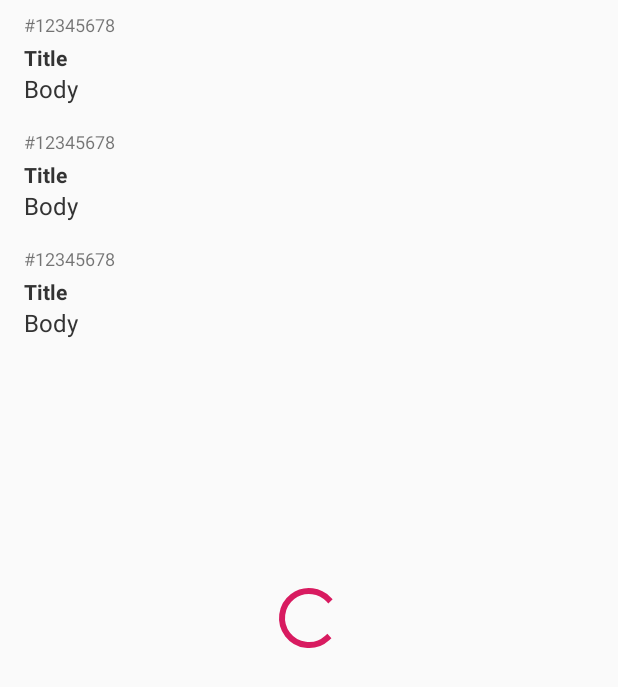
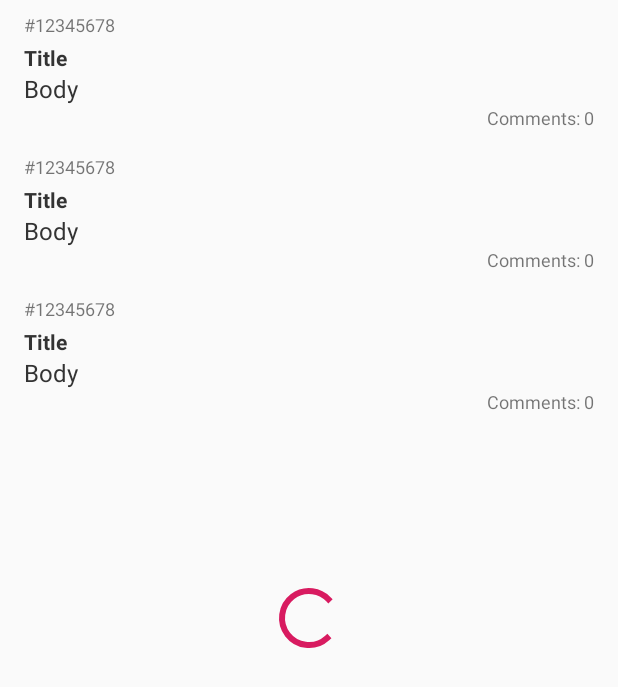
Before and after one commit to vitoksmile/RepositoryWithCoroutines, an Android app: the layout activity_posts.xml on its own in the app's theme, with its tools: preview values and no code run, on a phone screen of 412 x 824 dp. Shown: the top 687 px of the screen. Run offline under Robolectric (Android 15) with nearby library versions, the phone set to English and light mode, and no system bars.

Commit message:
* added comments to post

```diff
--- a/app/src/main/java/com/vitoksmile/sample/coroutines/repository/data/db/PostDbData.kt
+++ b/app/src/main/java/com/vitoksmile/sample/coroutines/repository/data/db/PostDbData.kt
@@ -17,14 +17,14 @@ class PostDbData : DataSource<Post> {
         val result = mutableListOf<Post>()
 
         for (i in 0 until 10) {
-            result.add(fakePost())
+            result.add(fakePost(i + 1))
         }
 
         CompletableDeferred(result)
     }
 
-    private fun fakePost() = Post(
-        id = Math.abs(Random.nextInt()),
+    private fun fakePost(id: Int) = Post(
+        id = id,
         userId = Math.abs(Random.nextInt()),
         title = "DB: ${randomString(10)}",
         body = randomString(30)
--- a/app/src/main/java/com/vitoksmile/sample/coroutines/repository/ui/posts/PostsAdapter.kt
+++ b/app/src/main/java/com/vitoksmile/sample/coroutines/repository/ui/posts/PostsAdapter.kt
@@ -35,12 +35,14 @@ class PostsAdapter : RecyclerView.Adapter<PostsAdapter.ViewHolder>() {
         private val tvId = view.tvId
         private val tvTitle = view.tvTitle
         private val tvBody = view.tvBody
+        private val tvCommentsCount = view.tvCommentsCount
 
         fun bind(post: Post) {
             with(post) {
                 tvId.text = "ID #$id"
                 tvTitle.text = title
                 tvBody.text = body
+                tvCommentsCount.text = "Comments: ${comments.size}"
             }
         }
     }
--- a/app/src/main/res/layout/activity_posts.xml
+++ b/app/src/main/res/layout/activity_posts.xml
@@ -8,6 +8,8 @@
 
     <androidx.recyclerview.widget.RecyclerView
             android:id="@+id/recyclerView"
+            android:scrollbars="vertical"
+            android:fadeScrollbars="false"
             android:layout_width="match_parent"
             android:layout_height="match_parent"
             app:layoutManager="androidx.recyclerview.widget.LinearLayoutManager"
--- a/app/src/main/res/layout/item_post.xml
+++ b/app/src/main/res/layout/item_post.xml
@@ -1,12 +1,13 @@
 <?xml version="1.0" encoding="utf-8"?>
-<androidx.constraintlayout.widget.ConstraintLayout
-        xmlns:android="http://schemas.android.com/apk/res/android"
+<androidx.constraintlayout.widget.ConstraintLayout xmlns:android="http://schemas.android.com/apk/res/android"
     xmlns:app="http://schemas.android.com/apk/res-auto"
     xmlns:tools="http://schemas.android.com/tools"
     android:layout_width="match_parent"
     android:layout_height="wrap_content"
-        android:paddingStart="16dp" android:paddingEnd="16dp"
-        android:paddingTop="8dp" android:paddingBottom="8dp">
+    android:paddingStart="16dp"
+    android:paddingTop="8dp"
+    android:paddingEnd="16dp"
+    android:paddingBottom="8dp">
 
     <androidx.appcompat.widget.AppCompatTextView
         android:id="@+id/tvId"
@@ -16,7 +17,7 @@
         app:layout_constraintEnd_toEndOf="parent"
         app:layout_constraintStart_toStartOf="parent"
         app:layout_constraintTop_toTopOf="parent"
-            tools:text="#12345678"/>
+        tools:text="#12345678" />
 
     <androidx.appcompat.widget.AppCompatTextView
         android:id="@+id/tvTitle"
@@ -29,7 +30,7 @@
         app:layout_constraintEnd_toEndOf="parent"
         app:layout_constraintStart_toStartOf="parent"
         app:layout_constraintTop_toBottomOf="@id/tvId"
-            tools:text="Title"/>
+        tools:text="Title" />
 
     <androidx.appcompat.widget.AppCompatTextView
         android:id="@+id/tvBody"
@@ -40,6 +41,17 @@
         app:layout_constraintEnd_toEndOf="parent"
         app:layout_constraintStart_toStartOf="parent"
         app:layout_constraintTop_toBottomOf="@id/tvTitle"
-            tools:text="Body"/>
+        tools:text="Body" />
+
+    <androidx.appcompat.widget.AppCompatTextView
+        android:id="@+id/tvCommentsCount"
+        android:layout_width="0dp"
+        android:layout_height="wrap_content"
+        android:gravity="end"
+        android:textSize="12sp"
+        app:layout_constraintEnd_toEndOf="parent"
+        app:layout_constraintStart_toStartOf="parent"
+        app:layout_constraintTop_toBottomOf="@id/tvBody"
+        tools:text="Comments: 0" />
 
 </androidx.constraintlayout.widget.ConstraintLayout>
```
Also changed, not shown: app/src/main/java/com/vitoksmile/sample/coroutines/repository/data/api/CommentApi.kt (added, +12 -0 lines), app/src/main/java/com/vitoksmile/sample/coroutines/repository/data/api/PostApiData.kt (+17 -2 lines), app/src/main/java/com/vitoksmile/sample/coroutines/repository/data/models/Comment.kt (added, +9 -0 lines), app/src/main/java/com/vitoksmile/sample/coroutines/repository/data/models/Post.kt (+14 -2 lines), app/src/main/java/com/vitoksmile/sample/coroutines/repository/data/repository/Repository.kt (+9 -3 lines). Lines whose indentation alone changed are shown as unchanged.
